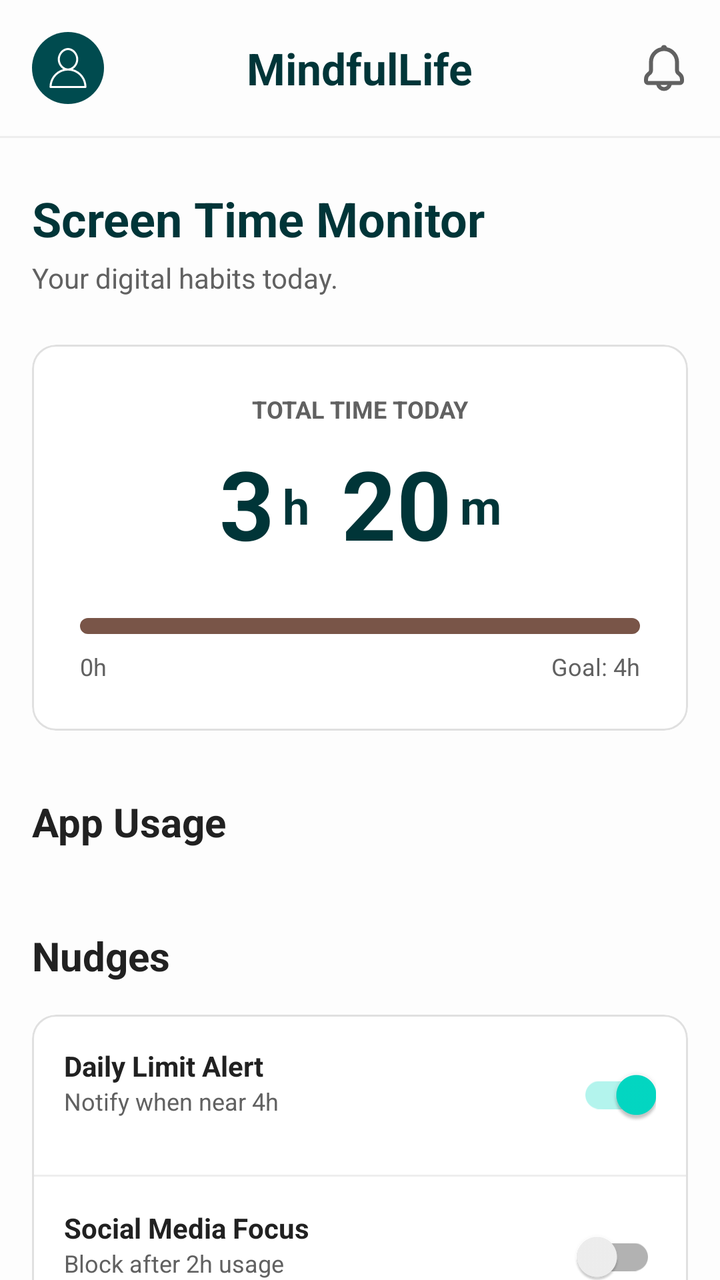
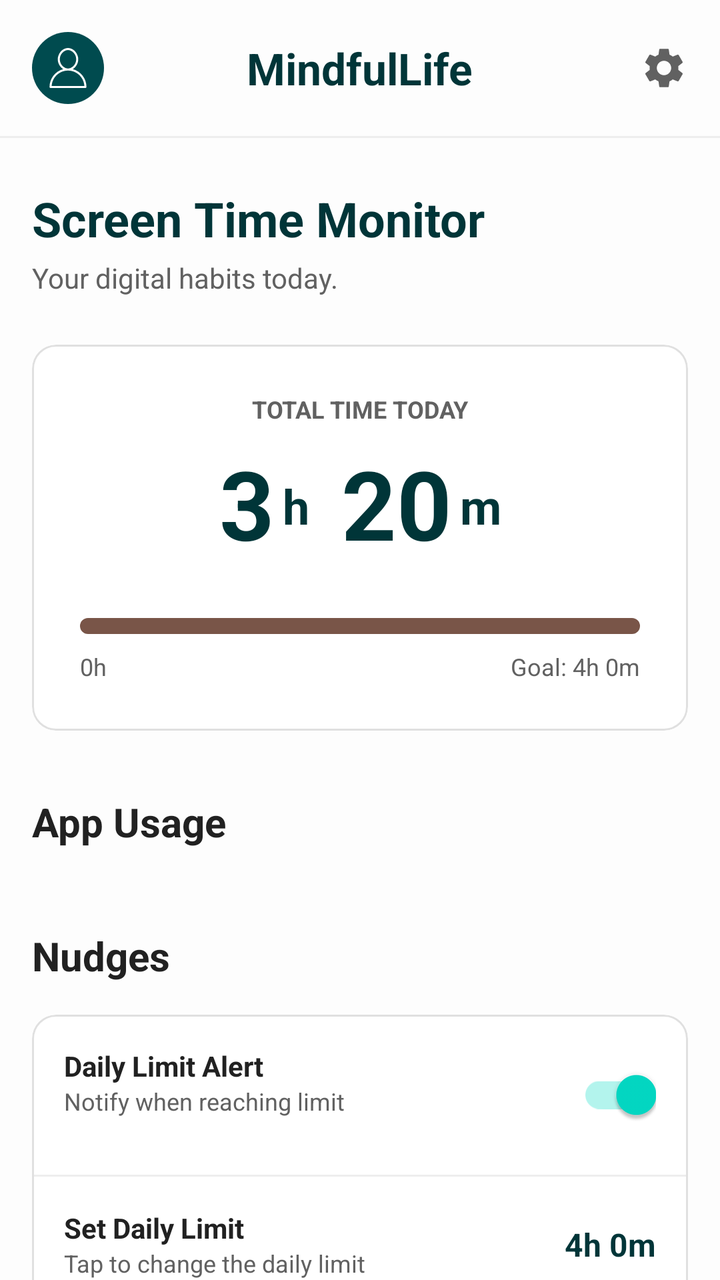

An Android layout rendered at two revisions. The XML below is the earlier revision; the diff shows what the commit changed to produce the second picture.
<!-- AndroidManifest.xml: application theme Theme.Mdpproject -->
<!-- res/layout/fragment_screen_time.xml -->
<?xml version="1.0" encoding="utf-8"?>
<androidx.core.widget.NestedScrollView xmlns:android="http://schemas.android.com/apk/res/android"
    xmlns:app="http://schemas.android.com/apk/res-auto"
    xmlns:tools="http://schemas.android.com/tools"
    android:layout_width="match_parent"
    android:layout_height="match_parent"
    android:background="#FDFDFD">

    <androidx.constraintlayout.widget.ConstraintLayout
        android:layout_width="match_parent"
        android:layout_height="wrap_content"
        android:paddingBottom="24dp">

        
        <androidx.constraintlayout.widget.ConstraintLayout
            android:id="@+id/headerLayout"
            android:layout_width="match_parent"
            android:layout_height="wrap_content"
            android:padding="16dp"
            app:layout_constraintTop_toTopOf="parent">

            <ImageView
                android:id="@+id/ivProfile"
                android:layout_width="36dp"
                android:layout_height="36dp"
                android:background="@drawable/bg_circle_green"
                android:padding="8dp"
                android:src="@drawable/ic_regis_full_name"
                app:layout_constraintBottom_toBottomOf="parent"
                app:layout_constraintStart_toStartOf="parent"
                app:layout_constraintTop_toTopOf="parent"
                app:tint="@color/white" />

            <TextView
                android:id="@+id/tvAppTitle"
                android:layout_width="wrap_content"
                android:layout_height="wrap_content"
                android:text="MindfulLife"
                android:textColor="#003538"
                android:textSize="22sp"
                android:textStyle="bold"
                app:layout_constraintBottom_toBottomOf="parent"
                app:layout_constraintEnd_toEndOf="parent"
                app:layout_constraintStart_toStartOf="parent"
                app:layout_constraintTop_toTopOf="parent" />

            <ImageView
                android:id="@+id/btnNotification"
                android:layout_width="24dp"
                android:layout_height="24dp"
                android:src="@drawable/ic_dash_notification"
                app:layout_constraintBottom_toBottomOf="parent"
                app:layout_constraintEnd_toEndOf="parent"
                app:layout_constraintTop_toTopOf="parent"
                app:tint="#616161" />

        </androidx.constraintlayout.widget.ConstraintLayout>

        <View
            android:id="@+id/headerDivider"
            android:layout_width="match_parent"
            android:layout_height="1dp"
            android:background="#EEEEEE"
            app:layout_constraintTop_toBottomOf="@id/headerLayout" />

        <TextView
            android:id="@+id/tvTitle"
            android:layout_width="wrap_content"
            android:layout_height="wrap_content"
            android:layout_marginStart="16dp"
            android:layout_marginTop="24dp"
            android:text="Screen Time Monitor"
            android:textColor="#003538"
            android:textSize="24sp"
            android:textStyle="bold"
            app:layout_constraintStart_toStartOf="parent"
            app:layout_constraintTop_toBottomOf="@id/headerDivider" />

        <TextView
            android:id="@+id/tvSubtitle"
            android:layout_width="wrap_content"
            android:layout_height="wrap_content"
            android:layout_marginStart="16dp"
            android:layout_marginTop="4dp"
            android:text="Your digital habits today."
            android:textColor="#616161"
            android:textSize="14sp"
            app:layout_constraintStart_toStartOf="parent"
            app:layout_constraintTop_toBottomOf="@id/tvTitle" />

        
        <com.google.android.material.card.MaterialCardView
            android:id="@+id/cardMain"
            android:layout_width="match_parent"
            android:layout_height="wrap_content"
            android:layout_marginHorizontal="16dp"
            android:layout_marginTop="24dp"
            app:cardBackgroundColor="@color/white"
            app:cardCornerRadius="12dp"
            app:cardElevation="0dp"
            app:layout_constraintTop_toBottomOf="@id/tvSubtitle"
            app:strokeColor="#E0E0E0"
            app:strokeWidth="1dp">

            <androidx.constraintlayout.widget.ConstraintLayout
                android:layout_width="match_parent"
                android:layout_height="wrap_content"
                android:padding="24dp">

                <TextView
                    android:id="@+id/tvTotalTimeLabel"
                    android:layout_width="wrap_content"
                    android:layout_height="wrap_content"
                    android:text="TOTAL TIME TODAY"
                    android:textColor="#616161"
                    android:textSize="12sp"
                    android:textStyle="bold"
                    app:layout_constraintEnd_toEndOf="parent"
                    app:layout_constraintStart_toStartOf="parent"
                    app:layout_constraintTop_toTopOf="parent" />

                <LinearLayout
                    android:id="@+id/layoutTime"
                    android:layout_width="wrap_content"
                    android:layout_height="wrap_content"
                    android:layout_marginTop="8dp"
                    android:gravity="bottom"
                    android:orientation="horizontal"
                    app:layout_constraintEnd_toEndOf="parent"
                    app:layout_constraintStart_toStartOf="parent"
                    app:layout_constraintTop_toBottomOf="@id/tvTotalTimeLabel">

                    <TextView
                        android:layout_width="wrap_content"
                        android:layout_height="wrap_content"
                        android:text="3"
                        android:textColor="#003538"
                        android:textSize="48sp"
                        android:textStyle="bold" />

                    <TextView
                        android:layout_width="wrap_content"
                        android:layout_height="wrap_content"
                        android:layout_marginBottom="8dp"
                        android:layout_marginStart="4dp"
                        android:text="h"
                        android:textColor="#003538"
                        android:textSize="24sp"
                        android:textStyle="bold" />

                    <TextView
                        android:layout_width="wrap_content"
                        android:layout_height="wrap_content"
                        android:layout_marginStart="16dp"
                        android:text="20"
                        android:textColor="#003538"
                        android:textSize="48sp"
                        android:textStyle="bold" />

                    <TextView
                        android:layout_width="wrap_content"
                        android:layout_height="wrap_content"
                        android:layout_marginBottom="8dp"
                        android:layout_marginStart="4dp"
                        android:text="m"
                        android:textColor="#003538"
                        android:textSize="24sp"
                        android:textStyle="bold" />
                </LinearLayout>

                <com.google.android.material.progressindicator.LinearProgressIndicator
                    android:id="@+id/progressTotal"
                    android:layout_width="match_parent"
                    android:layout_height="wrap_content"
                    android:layout_marginTop="24dp"
                    android:progress="83"
                    app:indicatorColor="#003538"
                    app:layout_constraintTop_toBottomOf="@id/layoutTime"
                    app:trackColor="#795548"
                    app:trackCornerRadius="4dp"
                    app:trackThickness="8dp" />

                <TextView
                    android:layout_width="wrap_content"
                    android:layout_height="wrap_content"
                    android:layout_marginTop="8dp"
                    android:text="0h"
                    android:textColor="#616161"
                    android:textSize="12sp"
                    app:layout_constraintStart_toStartOf="parent"
                    app:layout_constraintTop_toBottomOf="@id/progressTotal" />

                <TextView
                    android:layout_width="wrap_content"
                    android:layout_height="wrap_content"
                    android:layout_marginTop="8dp"
                    android:text="Goal: 4h"
                    android:textColor="#616161"
                    android:textSize="12sp"
                    app:layout_constraintEnd_toEndOf="parent"
                    app:layout_constraintTop_toBottomOf="@id/progressTotal" />

            </androidx.constraintlayout.widget.ConstraintLayout>
        </com.google.android.material.card.MaterialCardView>

        
        <TextView
            android:id="@+id/tvCategoriesTitle"
            android:layout_width="wrap_content"
            android:layout_height="wrap_content"
            android:layout_marginStart="16dp"
            android:layout_marginTop="32dp"
            android:text="App Usage"
            android:textColor="#212121"
            android:textSize="20sp"
            android:textStyle="bold"
            app:layout_constraintStart_toStartOf="parent"
            app:layout_constraintTop_toBottomOf="@id/cardMain" />

        <androidx.recyclerview.widget.RecyclerView
            android:id="@+id/rvAppUsage"
            android:layout_width="match_parent"
            android:layout_height="wrap_content"
            android:layout_marginTop="8dp"
            android:nestedScrollingEnabled="false"
            app:layout_constraintTop_toBottomOf="@id/tvCategoriesTitle" />

        
        <TextView
            android:id="@+id/tvNudgesTitle"
            android:layout_width="wrap_content"
            android:layout_height="wrap_content"
            android:layout_marginStart="16dp"
            android:layout_marginTop="32dp"
            android:text="Nudges"
            android:textColor="#212121"
            android:textSize="20sp"
            android:textStyle="bold"
            app:layout_constraintStart_toStartOf="parent"
            app:layout_constraintTop_toBottomOf="@id/rvAppUsage" />

        <com.google.android.material.card.MaterialCardView
            android:layout_width="match_parent"
            android:layout_height="wrap_content"
            android:layout_marginHorizontal="16dp"
            android:layout_marginTop="16dp"
            app:cardBackgroundColor="@color/white"
            app:cardCornerRadius="12dp"
            app:cardElevation="0dp"
            app:layout_constraintTop_toBottomOf="@id/tvNudgesTitle"
            app:strokeColor="#E0E0E0"
            app:strokeWidth="1dp">

            <LinearLayout
                android:layout_width="match_parent"
                android:layout_height="wrap_content"
                android:divider="@drawable/divider_line"
                android:orientation="vertical"
                android:showDividers="middle">

                
                <androidx.constraintlayout.widget.ConstraintLayout
                    android:layout_width="match_parent"
                    android:layout_height="wrap_content"
                    android:padding="16dp">

                    <TextView
                        android:id="@+id/tvNudge1Title"
                        android:layout_width="0dp"
                        android:layout_height="wrap_content"
                        android:text="Daily Limit Alert"
                        android:textColor="#212121"
                        android:textSize="14sp"
                        android:textStyle="bold"
                        app:layout_constraintEnd_toStartOf="@id/switchNudge1"
                        app:layout_constraintStart_toStartOf="parent"
                        app:layout_constraintTop_toTopOf="parent" />

                    <TextView
                        android:layout_width="0dp"
                        android:layout_height="wrap_content"
                        android:text="Notify when near 4h"
                        android:textColor="#616161"
                        android:textSize="12sp"
                        app:layout_constraintEnd_toStartOf="@id/switchNudge1"
                        app:layout_constraintStart_toStartOf="parent"
                        app:layout_constraintTop_toBottomOf="@id/tvNudge1Title" />

                    <androidx.appcompat.widget.SwitchCompat
                        android:id="@+id/switchNudge1"
                        android:layout_width="wrap_content"
                        android:layout_height="wrap_content"
                        android:checked="true"
                        app:layout_constraintBottom_toBottomOf="parent"
                        app:layout_constraintEnd_toEndOf="parent"
                        app:layout_constraintTop_toTopOf="parent" />
                </androidx.constraintlayout.widget.ConstraintLayout>

                
                <androidx.constraintlayout.widget.ConstraintLayout
                    android:layout_width="match_parent"
                    android:layout_height="wrap_content"
                    android:padding="16dp">

                    <TextView
                        android:id="@+id/tvNudge2Title"
                        android:layout_width="0dp"
                        android:layout_height="wrap_content"
                        android:text="Social Media Focus"
                        android:textColor="#212121"
                        android:textSize="14sp"
                        android:textStyle="bold"
                        app:layout_constraintEnd_toStartOf="@id/switchNudge2"
                        app:layout_constraintStart_toStartOf="parent"
                        app:layout_constraintTop_toTopOf="parent" />

                    <TextView
                        android:layout_width="0dp"
                        android:layout_height="wrap_content"
                        android:text="Block after 2h usage"
                        android:textColor="#616161"
                        android:textSize="12sp"
                        app:layout_constraintEnd_toStartOf="@id/switchNudge2"
                        app:layout_constraintStart_toStartOf="parent"
                        app:layout_constraintTop_toBottomOf="@id/tvNudge2Title" />

                    <androidx.appcompat.widget.SwitchCompat
                        android:id="@+id/switchNudge2"
                        android:layout_width="wrap_content"
                        android:layout_height="wrap_content"
                        app:layout_constraintBottom_toBottomOf="parent"
                        app:layout_constraintEnd_toEndOf="parent"
                        app:layout_constraintTop_toTopOf="parent" />
                </androidx.constraintlayout.widget.ConstraintLayout>

                
                <androidx.constraintlayout.widget.ConstraintLayout
                    android:layout_width="match_parent"
                    android:layout_height="wrap_content"
                    android:padding="16dp">

                    <TextView
                        android:id="@+id/tvNudge3Title"
                        android:layout_width="0dp"
                        android:layout_height="wrap_content"
                        android:text="Bedtime Wind Down"
                        android:textColor="#212121"
                        android:textSize="14sp"
                        android:textStyle="bold"
                        app:layout_constraintEnd_toStartOf="@id/switchNudge3"
                        app:layout_constraintStart_toStartOf="parent"
                        app:layout_constraintTop_toTopOf="parent" />

                    <TextView
                        android:layout_width="0dp"
                        android:layout_height="wrap_content"
                        android:text="Grayscale at 10 PM"
                        android:textColor="#616161"
                        android:textSize="12sp"
                        app:layout_constraintEnd_toStartOf="@id/switchNudge3"
                        app:layout_constraintStart_toStartOf="parent"
                        app:layout_constraintTop_toBottomOf="@id/tvNudge3Title" />

                    <androidx.appcompat.widget.SwitchCompat
                        android:id="@+id/switchNudge3"
                        android:layout_width="wrap_content"
                        android:layout_height="wrap_content"
                        android:checked="true"
                        app:layout_constraintBottom_toBottomOf="parent"
                        app:layout_constraintEnd_toEndOf="parent"
                        app:layout_constraintTop_toTopOf="parent" />
                </androidx.constraintlayout.widget.ConstraintLayout>

            </LinearLayout>
        </com.google.android.material.card.MaterialCardView>

    </androidx.constraintlayout.widget.ConstraintLayout>
</androidx.core.widget.NestedScrollView>
<!-- resources referenced by this layout -->
<resources>
  <color name="white">#FFFFFFFF</color>
  <!-- drawable bg_circle_green (drawable) -->
  <?xml version="1.0" encoding="utf-8"?>
  <shape xmlns:android="http://schemas.android.com/apk/res/android"
      android:shape="oval">
      <solid android:color="#004B4F" />
  </shape>
  <!-- drawable divider_line (drawable) -->
  <?xml version="1.0" encoding="utf-8"?>
  <shape xmlns:android="http://schemas.android.com/apk/res/android"
      android:shape="rectangle">
      <size android:height="1dp" />
      <solid android:color="#EEEEEE" />
  </shape>
  <!-- drawable ic_dash_notification (drawable) -->
  <vector xmlns:android="http://schemas.android.com/apk/res/android"
      android:width="48dp"
      android:height="48dp"
      android:viewportWidth="48"
      android:viewportHeight="48">
    <path
        android:fillColor="#FF000000"
        android:pathData="M40.62,28.34l-0.87,-0.7A2,2 0,0 1,39 26.08L39,18A15,15 0,0 0,26.91 3.29a3,3 0,0 0,-5.81 0A15,15 0,0 0,9 18v8.08a2,2 0,0 1,-0.75 1.56l-0.87,0.7a9,9 0,0 0,-3.38 7L4,37a4,4 0,0 0,4 4h8.26a8,8 0,0 0,15.47 0L40,41a4,4 0,0 0,4 -4L44,35.36A9,9 0,0 0,40.62 28.34ZM24,43a4,4 0,0 1,-3.44 -2h6.89A4,4 0,0 1,24 43ZM40,37L8,37L8,35.36a5,5 0,0 1,1.88 -3.9l0.87,-0.7A6,6 0,0 0,13 26.08L13,18a11,11 0,0 1,22 0v8.08a6,6 0,0 0,2.25 4.69l0.87,0.7A5,5 0,0 1,40 35.36Z"/>
  </vector>
  <!-- drawable ic_regis_full_name (drawable) -->
  <vector xmlns:android="http://schemas.android.com/apk/res/android"
      android:width="78dp"
      android:height="78dp"
      android:viewportWidth="78"
      android:viewportHeight="78">
    <path
        android:fillColor="#FF000000"
        android:pathData="M48.3,41.2C54.8,37.2 59,29.3 59,22c0,-10.4 -8.5,-22 -20,-22S19,11.6 19,22c0,7.3 4.2,15.2 10.7,19.2C14.3,45.3 3,59.4 3,76c0,1.1 0.9,2 2,2h68c1.1,0 2,-0.9 2,-2C75,59.4 63.7,45.3 48.3,41.2zM23,22c0,-10.3 8.5,-18 16,-18s16,7.7 16,18s-8.5,18 -16,18S23,32.3 23,22zM7.1,74c1,-16.7 15,-30 31.9,-30s30.9,13.3 31.9,30H7.1z"/>
  </vector>
  <style name="Theme.Mdpproject" parent="Theme.MaterialComponents.Light.NoActionBar">
          
          <item name="colorPrimary">@color/purple_500</item>
          <item name="colorPrimaryVariant">@color/purple_700</item>
          <item name="colorOnPrimary">@color/white</item>
          
          <item name="colorSecondary">@color/teal_200</item>
          <item name="colorSecondaryVariant">@color/teal_700</item>
          <item name="colorOnSecondary">@color/black</item>
          
          <item name="android:statusBarColor">?attr/colorPrimaryVariant</item>
          
      </style>
  <color name="purple_500">#FF6200EE</color>
  <color name="purple_700">#FF3700B3</color>
  <color name="teal_200">#FF03DAC5</color>
  <color name="teal_700">#FF018786</color>
  <color name="black">#FF000000</color>
</resources>

<!-- the commit's change to res/layout/fragment_screen_time.xml (unified diff, before → after) -->
@@ -45,10 +45,11 @@
                 app:layout_constraintTop_toTopOf="parent" />
 
             <ImageView
-                android:id="@+id/btnNotification"
+                android:id="@+id/btnPermission"
                 android:layout_width="24dp"
                 android:layout_height="24dp"
-                android:src="@drawable/ic_dash_notification"
+                android:contentDescription="@string/permission_settings"
+                android:src="@drawable/ic_settings"
                 app:layout_constraintBottom_toBottomOf="parent"
                 app:layout_constraintEnd_toEndOf="parent"
                 app:layout_constraintTop_toTopOf="parent"
@@ -191,10 +192,11 @@
                     app:layout_constraintTop_toBottomOf="@id/progressTotal" />
 
                 <TextView
+                    android:id="@+id/tvGoalLabel"
                     android:layout_width="wrap_content"
                     android:layout_height="wrap_content"
                     android:layout_marginTop="8dp"
-                    android:text="Goal: 4h"
+                    android:text="Goal: 4h 0m"
                     android:textColor="#616161"
                     android:textSize="12sp"
                     app:layout_constraintEnd_toEndOf="parent"
@@ -277,9 +279,10 @@
                         app:layout_constraintTop_toTopOf="parent" />
 
                     <TextView
+                        android:id="@+id/tvNudge1Subtitle"
                         android:layout_width="0dp"
                         android:layout_height="wrap_content"
-                        android:text="Notify when near 4h"
+                        android:text="Notify when reaching limit"
                         android:textColor="#616161"
                         android:textSize="12sp"
                         app:layout_constraintEnd_toStartOf="@id/switchNudge1"
@@ -298,79 +301,47 @@
 
                 
                 <androidx.constraintlayout.widget.ConstraintLayout
+                    android:id="@+id/layoutSetLimit"
                     android:layout_width="match_parent"
                     android:layout_height="wrap_content"
+                    android:background="?attr/selectableItemBackground"
                     android:padding="16dp">
 
                     <TextView
-                        android:id="@+id/tvNudge2Title"
+                        android:id="@+id/tvSetLimitTitle"
                         android:layout_width="0dp"
                         android:layout_height="wrap_content"
-                        android:text="Social Media Focus"
+                        android:text="Set Daily Limit"
                         android:textColor="#212121"
                         android:textSize="14sp"
                         android:textStyle="bold"
-                        app:layout_constraintEnd_toStartOf="@id/switchNudge2"
+                        app:layout_constraintEnd_toStartOf="@id/tvLimitValue"
                         app:layout_constraintStart_toStartOf="parent"
                         app:layout_constraintTop_toTopOf="parent" />
 
                     <TextView
                         android:layout_width="0dp"
                         android:layout_height="wrap_content"
-                        android:text="Block after 2h usage"
+                        android:text="Tap to change the daily limit"
                         android:textColor="#616161"
                         android:textSize="12sp"
-                        app:layout_constraintEnd_toStartOf="@id/switchNudge2"
+                        app:layout_constraintEnd_toStartOf="@id/tvLimitValue"
                         app:layout_constraintStart_toStartOf="parent"
-                        app:layout_constraintTop_toBottomOf="@id/tvNudge2Title" />
-
-                    <androidx.appcompat.widget.SwitchCompat
-                        android:id="@+id/switchNudge2"
-                        android:layout_width="wrap_content"
-                        android:layout_height="wrap_content"
+                        app:layout_constraintTop_toBottomOf="@id/tvSetLimitTitle" />
+
+                    <TextView
+                        android:id="@+id/tvLimitValue"
+                        android:layout_width="wrap_content"
+                        android:layout_height="wrap_content"
+                        android:text="4h 0m"
+                        android:textColor="#003538"
+                        android:textSize="16sp"
+                        android:textStyle="bold"
                         app:layout_constraintBottom_toBottomOf="parent"
                         app:layout_constraintEnd_toEndOf="parent"
                         app:layout_constraintTop_toTopOf="parent" />
                 </androidx.constraintlayout.widget.ConstraintLayout>
 
-                
-                <androidx.constraintlayout.widget.ConstraintLayout
-                    android:layout_width="match_parent"
-                    android:layout_height="wrap_content"
-                    android:padding="16dp">
-
-                    <TextView
-                        android:id="@+id/tvNudge3Title"
-                        android:layout_width="0dp"
-                        android:layout_height="wrap_content"
-                        android:text="Bedtime Wind Down"
-                        android:textColor="#212121"
-                        android:textSize="14sp"
-                        android:textStyle="bold"
-                        app:layout_constraintEnd_toStartOf="@id/switchNudge3"
-                        app:layout_constraintStart_toStartOf="parent"
-                        app:layout_constraintTop_toTopOf="parent" />
-
-                    <TextView
-                        android:layout_width="0dp"
-                        android:layout_height="wrap_content"
-                        android:text="Grayscale at 10 PM"
-                        android:textColor="#616161"
-                        android:textSize="12sp"
-                        app:layout_constraintEnd_toStartOf="@id/switchNudge3"
-                        app:layout_constraintStart_toStartOf="parent"
-                        app:layout_constraintTop_toBottomOf="@id/tvNudge3Title" />
-
-                    <androidx.appcompat.widget.SwitchCompat
-                        android:id="@+id/switchNudge3"
-                        android:layout_width="wrap_content"
-                        android:layout_height="wrap_content"
-                        android:checked="true"
-                        app:layout_constraintBottom_toBottomOf="parent"
-                        app:layout_constraintEnd_toEndOf="parent"
-                        app:layout_constraintTop_toTopOf="parent" />
-                </androidx.constraintlayout.widget.ConstraintLayout>
-
             </LinearLayout>
         </com.google.android.material.card.MaterialCardView>
 
<!-- resource entries referenced after the edit -->
@@ -14,16 +14,6 @@
       <size android:height="1dp" />
       <solid android:color="#EEEEEE" />
   </shape>
-  <!-- drawable ic_dash_notification (drawable) -->
-  <vector xmlns:android="http://schemas.android.com/apk/res/android"
-      android:width="48dp"
-      android:height="48dp"
-      android:viewportWidth="48"
-      android:viewportHeight="48">
-    <path
-        android:fillColor="#FF000000"
-        android:pathData="M40.62,28.34l-0.87,-0.7A2,2 0,0 1,39 26.08L39,18A15,15 0,0 0,26.91 3.29a3,3 0,0 0,-5.81 0A15,15 0,0 0,9 18v8.08a2,2 0,0 1,-0.75 1.56l-0.87,0.7a9,9 0,0 0,-3.38 7L4,37a4,4 0,0 0,4 4h8.26a8,8 0,0 0,15.47 0L40,41a4,4 0,0 0,4 -4L44,35.36A9,9 0,0 0,40.62 28.34ZM24,43a4,4 0,0 1,-3.44 -2h6.89A4,4 0,0 1,24 43ZM40,37L8,37L8,35.36a5,5 0,0 1,1.88 -3.9l0.87,-0.7A6,6 0,0 0,13 26.08L13,18a11,11 0,0 1,22 0v8.08a6,6 0,0 0,2.25 4.69l0.87,0.7A5,5 0,0 1,40 35.36Z"/>
-  </vector>
   <!-- drawable ic_regis_full_name (drawable) -->
   <vector xmlns:android="http://schemas.android.com/apk/res/android"
       android:width="78dp"
@@ -34,6 +24,17 @@
         android:fillColor="#FF000000"
         android:pathData="M48.3,41.2C54.8,37.2 59,29.3 59,22c0,-10.4 -8.5,-22 -20,-22S19,11.6 19,22c0,7.3 4.2,15.2 10.7,19.2C14.3,45.3 3,59.4 3,76c0,1.1 0.9,2 2,2h68c1.1,0 2,-0.9 2,-2C75,59.4 63.7,45.3 48.3,41.2zM23,22c0,-10.3 8.5,-18 16,-18s16,7.7 16,18s-8.5,18 -16,18S23,32.3 23,22zM7.1,74c1,-16.7 15,-30 31.9,-30s30.9,13.3 31.9,30H7.1z"/>
   </vector>
+  <!-- drawable ic_settings (drawable) -->
+  <vector xmlns:android="http://schemas.android.com/apk/res/android"
+      android:width="24dp"
+      android:height="24dp"
+      android:viewportWidth="24"
+      android:viewportHeight="24">
+      <path
+          android:fillColor="#000000"
+          android:pathData="M19.14,12.94c0.04,-0.3 0.06,-0.61 0.06,-0.94c0,-0.32 -0.02,-0.64 -0.07,-0.94l2.03,-1.58c0.18,-0.14 0.23,-0.41 0.12,-0.61l-1.92,-3.32c-0.12,-0.22 -0.37,-0.29 -0.59,-0.22l-2.39,0.96c-0.5,-0.38 -1.03,-0.7 -1.62,-0.94L14.4,2.81c-0.04,-0.24 -0.24,-0.41 -0.48,-0.41h-3.84c-0.24,0 -0.43,0.17 -0.47,0.41L9.25,5.35C8.66,5.59 8.12,5.92 7.63,6.29L5.24,5.33c-0.22,-0.08 -0.47,0 -0.59,0.22L2.74,8.87C2.62,9.08 2.66,9.34 2.84,9.48l2.03,1.58C4.82,11.36 4.8,11.68 4.8,12c0,0.32 0.02,0.64 0.07,0.94l-2.03,1.58c-0.18,0.14 -0.23,0.41 -0.12,0.61l1.92,3.32c0.12,0.22 0.37,0.29 0.59,0.22l2.39,-0.96c0.5,0.38 1.03,0.7 1.62,0.94l0.36,2.54c0.05,0.24 0.24,0.41 0.48,0.41h3.84c0.24,0 0.44,-0.17 0.47,-0.41l0.36,-2.54c0.59,-0.24 1.13,-0.56 1.62,-0.94l2.39,0.96c0.22,0.08 0.47,0 0.59,-0.22l1.92,-3.32c0.12,-0.22 0.07,-0.47 -0.12,-0.61L19.14,12.94zM12,15.6c-1.98,0 -3.6,-1.62 -3.6,-3.6s1.62,-3.6 3.6,-3.6s3.6,1.62 3.6,3.6S13.98,15.6 12,15.6z" />
+  </vector>
+  <string name="permission_settings">Permission Settings</string>
   <style name="Theme.Mdpproject" parent="Theme.MaterialComponents.Light.NoActionBar">
           
           <item name="colorPrimary">@color/purple_500</item>
